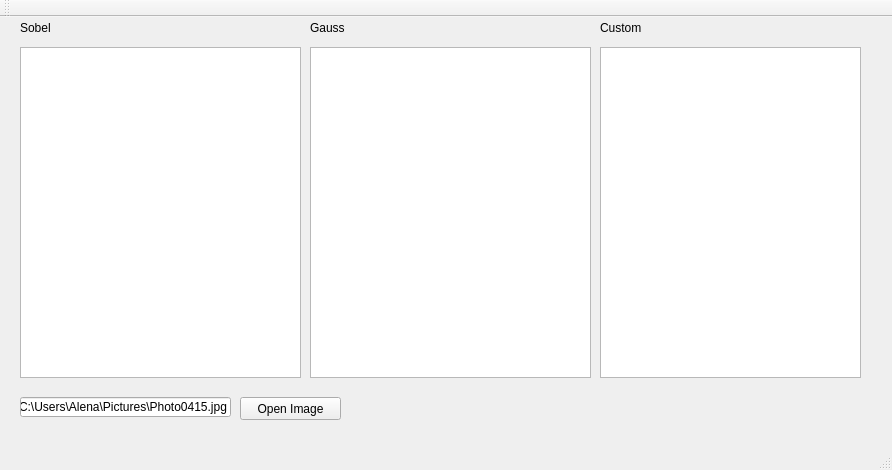
Old version of the form CV_Astu/mainwindow.ui in the repository AKorney/astu.
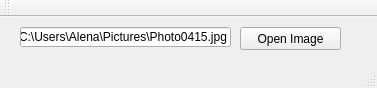
New version of the form.

```diff
--- a/CV_Astu/mainwindow.ui
+++ b/CV_Astu/mainwindow.ui
@@ -6,8 +6,8 @@
    <rect>
     <x>0</x>
     <y>0</y>
-    <width>892</width>
-    <height>470</height>
+    <width>377</width>
+    <height>88</height>
    </rect>
   </property>
   <property name="windowTitle">
@@ -18,7 +18,7 @@
     <property name="geometry">
      <rect>
       <x>240</x>
-      <y>380</y>
+      <y>10</y>
       <width>101</width>
       <height>23</height>
      </rect>
@@ -27,41 +27,11 @@
      <string>Open Image</string>
     </property>
    </widget>
-   <widget class="QGraphicsView" name="graphicsView">
-    <property name="geometry">
-     <rect>
-      <x>20</x>
-      <y>30</y>
-      <width>281</width>
-      <height>331</height>
-     </rect>
-    </property>
-   </widget>
-   <widget class="QGraphicsView" name="graphicsView_2">
-    <property name="geometry">
-     <rect>
-      <x>310</x>
-      <y>30</y>
-      <width>281</width>
-      <height>331</height>
-     </rect>
-    </property>
-   </widget>
-   <widget class="QGraphicsView" name="graphicsView_3">
-    <property name="geometry">
-     <rect>
-      <x>600</x>
-      <y>30</y>
-      <width>261</width>
-      <height>331</height>
-     </rect>
-    </property>
-   </widget>
    <widget class="QLineEdit" name="lineEdit">
     <property name="geometry">
      <rect>
       <x>20</x>
-      <y>380</y>
+      <y>10</y>
       <width>211</width>
       <height>20</height>
      </rect>
@@ -70,45 +40,6 @@
      <string>C:\Users\Alena\Pictures\Photo0415.jpg</string>
     </property>
    </widget>
-   <widget class="QLabel" name="label">
-    <property name="geometry">
-     <rect>
-      <x>20</x>
-      <y>0</y>
-      <width>91</width>
-      <height>21</height>
-     </rect>
-    </property>
-    <property name="text">
-     <string>Sobel</string>
-    </property>
-   </widget>
-   <widget class="QLabel" name="label_2">
-    <property name="geometry">
-     <rect>
-      <x>310</x>
-      <y>0</y>
-      <width>91</width>
-      <height>21</height>
-     </rect>
-    </property>
-    <property name="text">
-     <string>Gauss</string>
-    </property>
-   </widget>
-   <widget class="QLabel" name="label_3">
-    <property name="geometry">
-     <rect>
-      <x>600</x>
-      <y>0</y>
-      <width>91</width>
-      <height>21</height>
-     </rect>
-    </property>
-    <property name="text">
-     <string>Custom</string>
-    </property>
-   </widget>
   </widget>
   <widget class="QMenuBar" name="menuBar">
    <property name="geometry">
```
Left out of the diff: 2 changed lines with no effect on the pictures.
